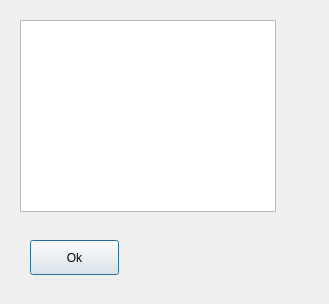
This is GUI/GUIWorkersList.ui in x64joxer/Checkers as Qt 5 draws it before an edit. The edited form follows.
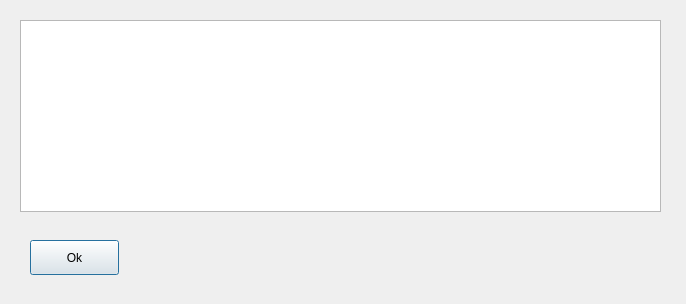
This is the edited form.

Commit message: Number of thread added to GUI.

What changed in the file:
```diff
--- a/GUI/GUIWorkersList.ui
+++ b/GUI/GUIWorkersList.ui
@@ -6,7 +6,7 @@
    <rect>
     <x>0</x>
     <y>0</y>
-    <width>329</width>
+    <width>686</width>
     <height>304</height>
    </rect>
   </property>
@@ -18,7 +18,7 @@
     <rect>
      <x>20</x>
      <y>20</y>
-     <width>256</width>
+     <width>641</width>
      <height>192</height>
     </rect>
    </property>
```
The commit also changes 4 other files.
